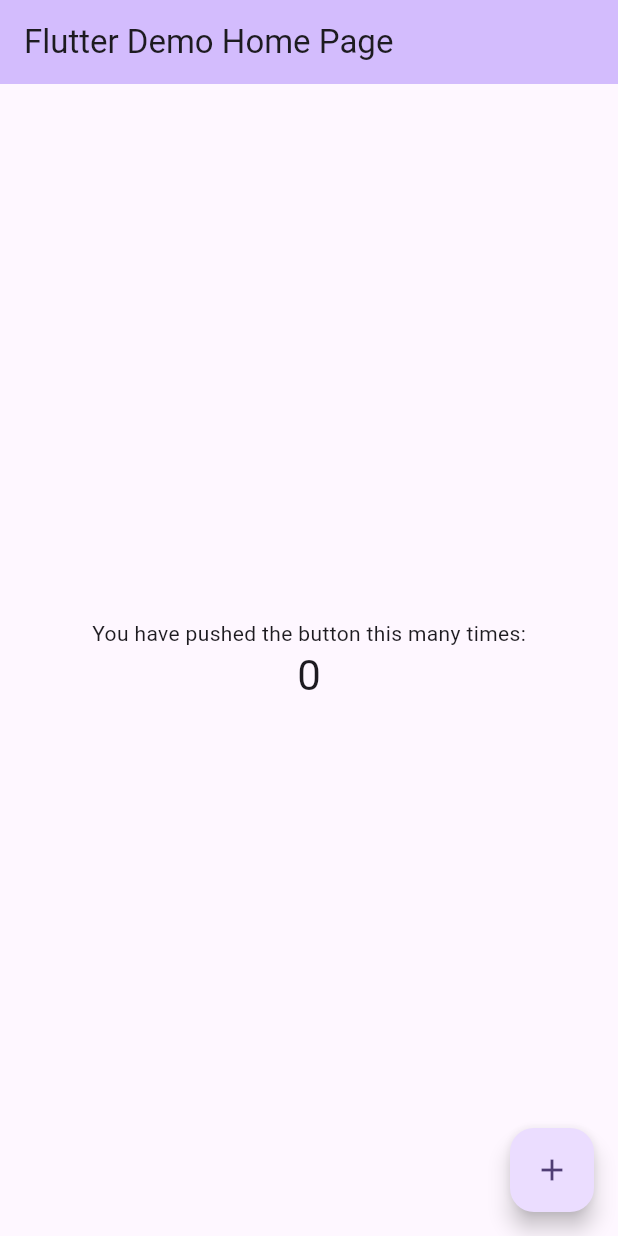
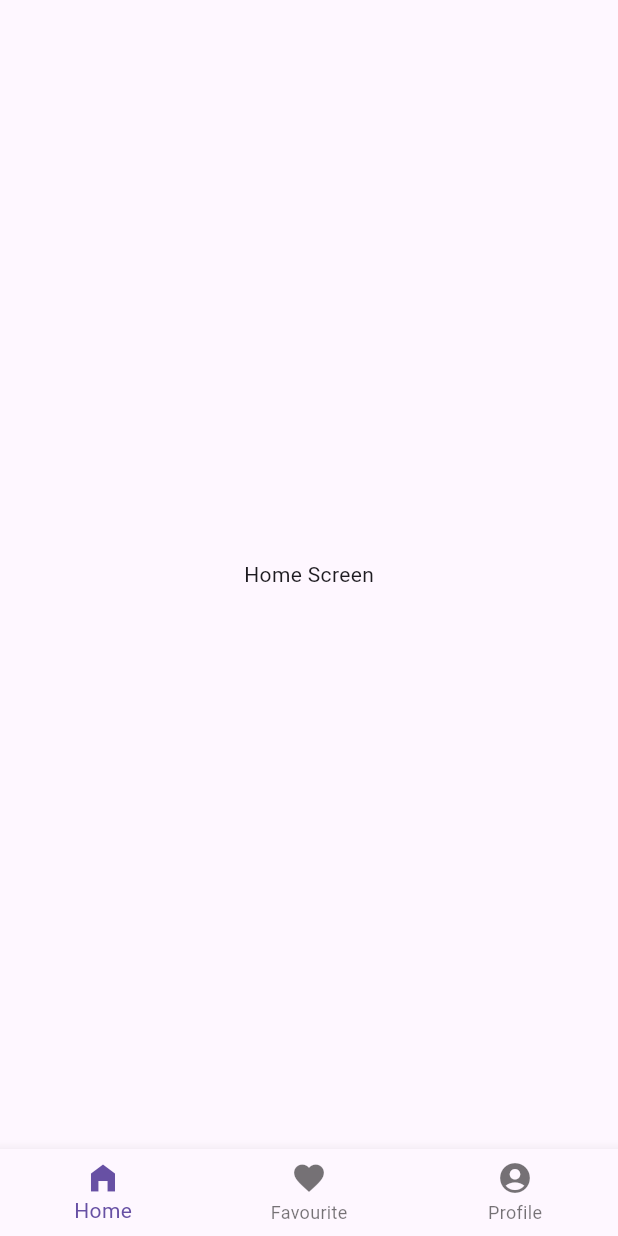
Before and after one commit to nightmare1102/movies-app.tuantq, a Flutter app: the screen it shows after launch, on a phone screen of 412 x 824 dp. Run offline on Flutter 3.47's test engine with Material 3 defaults, Android fonts, the phone set to English and light mode, and no system bars; our stand-ins replace auto_route.

Commit message:
feat: implement navigation and create screen template

```diff
--- a/lib/main.dart
+++ b/lib/main.dart
@@ -1,125 +1,6 @@
 import 'package:flutter/material.dart';
+import 'package:movie_app/presenter/pages/app.dart';
 
 void main() {
-  runApp(const MyApp());
+  runApp(App());
 }
-
-class MyApp extends StatelessWidget {
-  const MyApp({super.key});
-
-  // This widget is the root of your application.
-  @override
-  Widget build(BuildContext context) {
-    return MaterialApp(
-      title: 'Flutter Demo',
-      theme: ThemeData(
-        // This is the theme of your application.
-        //
-        // TRY THIS: Try running your application with "flutter run". You'll see
-        // the application has a purple toolbar. Then, without quitting the app,
-        // try changing the seedColor in the colorScheme below to Colors.green
-        // and then invoke "hot reload" (save your changes or press the "hot
-        // reload" button in a Flutter-supported IDE, or press "r" if you used
-        // the command line to start the app).
-        //
-        // Notice that the counter didn't reset back to zero; the application
-        // state is not lost during the reload. To reset the state, use hot
-        // restart instead.
-        //
-        // This works for code too, not just values: Most code changes can be
-        // tested with just a hot reload.
-        colorScheme: ColorScheme.fromSeed(seedColor: Colors.deepPurple),
-        useMaterial3: true,
-      ),
-      home: const MyHomePage(title: 'Flutter Demo Home Page'),
-    );
-  }
-}
-
-class MyHomePage extends StatefulWidget {
-  const MyHomePage({super.key, required this.title});
-
-  // This widget is the home page of your application. It is stateful, meaning
-  // that it has a State object (defined below) that contains fields that affect
-  // how it looks.
-
-  // This class is the configuration for the state. It holds the values (in this
-  // case the title) provided by the parent (in this case the App widget) and
-  // used by the build method of the State. Fields in a Widget subclass are
-  // always marked "final".
-
-  final String title;
-
-  @override
-  State<MyHomePage> createState() => _MyHomePageState();
-}
-
-class _MyHomePageState extends State<MyHomePage> {
-  int _counter = 0;
-
-  void _incrementCounter() {
-    setState(() {
-      // This call to setState tells the Flutter framework that something has
-      // changed in this State, which causes it to rerun the build method below
-      // so that the display can reflect the updated values. If we changed
-      // _counter without calling setState(), then the build method would not be
-      // called again, and so nothing would appear to happen.
-      _counter++;
-    });
-  }
-
-  @override
-  Widget build(BuildContext context) {
-    // This method is rerun every time setState is called, for instance as done
-    // by the _incrementCounter method above.
-    //
-    // The Flutter framework has been optimized to make rerunning build methods
-    // fast, so that you can just rebuild anything that needs updating rather
-    // than having to individually change instances of widgets.
-    return Scaffold(
-      appBar: AppBar(
-        // TRY THIS: Try changing the color here to a specific color (to
-        // Colors.amber, perhaps?) and trigger a hot reload to see the AppBar
-        // change color while the other colors stay the same.
-        backgroundColor: Theme.of(context).colorScheme.inversePrimary,
-        // Here we take the value from the MyHomePage object that was created by
-        // the App.build method, and use it to set our appbar title.
-        title: Text(widget.title),
-      ),
-      body: Center(
-        // Center is a layout widget. It takes a single child and positions it
-        // in the middle of the parent.
-        child: Column(
-          // Column is also a layout widget. It takes a list of children and
-          // arranges them vertically. By default, it sizes itself to fit its
-          // children horizontally, and tries to be as tall as its parent.
-          //
-          // Column has various properties to control how it sizes itself and
-          // how it positions its children. Here we use mainAxisAlignment to
-          // center the children vertically; the main axis here is the vertical
-          // axis because Columns are vertical (the cross axis would be
-          // horizontal).
-          //
-          // TRY THIS: Invoke "debug painting" (choose the "Toggle Debug Paint"
-          // action in the IDE, or press "p" in the console), to see the
-          // wireframe for each widget.
-          mainAxisAlignment: MainAxisAlignment.center,
-          children: <Widget>[
-            const Text(
-              'You have pushed the button this many times:',
-            ),
-            Text(
-              '$_counter',
-              style: Theme.of(context).textTheme.headlineMedium,
-            ),
-          ],
-        ),
-      ),
-      floatingActionButton: FloatingActionButton(
-        onPressed: _incrementCounter,
-        tooltip: 'Increment',
-        child: const Icon(Icons.add),
-      ), // This trailing comma makes auto-formatting nicer for build methods.
-    );
-  }
-}
--- /dev/null
+++ b/lib/presenter/navigation/navigation.dart
@@ -0,0 +1,23 @@
+import 'package:auto_route/auto_route.dart';
+import 'package:movie_app/presenter/pages/dashboard/dashboard.dart';
+import 'package:movie_app/presenter/pages/dashboard/favourite/favourite.screen.dart';
+import 'package:movie_app/presenter/pages/dashboard/home/home.screen.dart';
+import 'package:movie_app/presenter/pages/dashboard/profile/profile.screen.dart';
+
+part 'navigation.gr.dart';
+
+@AutoRouterConfig(replaceInRouteName: 'Page|Screen,Route')
+class AppRouter extends _$AppRouter {
+
+  @override
+  final List<AutoRoute> routes = [
+    AutoRoute(path: '/', page: DashboardRoute.page, children: [
+      AutoRoute(path: 'home', page: HomeRoute.page, initial: true),
+      AutoRoute(path: 'favourite', page: FavRoute.page),
+      AutoRoute(path: 'profile', page: ProfileRoute.page),
+    ]),
+  ];
+
+  @override
+  RouteType get defaultRouteType => const RouteType.material();
+}
--- /dev/null
+++ b/lib/presenter/pages/app.dart
@@ -0,0 +1,22 @@
+import 'package:auto_route/auto_route.dart';
+import 'package:flutter/material.dart';
+import 'package:movie_app/presenter/navigation/navigation.dart';
+
+class App extends StatelessWidget {
+  final _appRouter = AppRouter();
+
+  App({super.key});
+
+  @override
+  Widget build(BuildContext context) {
+    return MaterialApp.router(
+      debugShowCheckedModeBanner: false,
+      title: "Movie App",
+      routerConfig: _appRouter.config(
+        navigatorObservers: () => [
+          AutoRouteObserver(),
+        ],
+      ),
+    );
+  }
+}
--- /dev/null
+++ b/lib/presenter/pages/dashboard/dashboard.dart
@@ -0,0 +1,51 @@
+import 'package:auto_route/auto_route.dart';
+import 'package:flutter/material.dart';
+import 'package:movie_app/presenter/navigation/navigation.dart';
+
+@RoutePage()
+class DashboardScreen extends StatefulWidget {
+  const DashboardScreen({super.key});
+
+  @override
+  State<DashboardScreen> createState() => _DashboardScreenState();
+}
+
+class _DashboardScreenState extends State<DashboardScreen> {
+  @override
+  Widget build(BuildContext context) {
+    return AutoTabsScaffold(
+      routes: const [
+        HomeRoute(),
+        FavRoute(),
+        ProfileRoute(),
+      ],
+      bottomNavigationBuilder: (context, tabsRouter) => BottomNavigationBar(
+        currentIndex: tabsRouter.activeIndex,
+        onTap: tabsRouter.setActiveIndex,
+        items: const [
+          BottomNavigationBarItem(
+            icon: Icon(
+              Icons.home_filled,
+              size: 24,
+            ),
+            label: "Home",
+          ),
+          BottomNavigationBarItem(
+            icon: Icon(
+              Icons.favorite,
+              size: 24,
+            ),
+            label: "Favourite",
+          ),
+          BottomNavigationBarItem(
+            icon: Icon(
+              Icons.account_circle,
+              size: 24,
+            ),
+            label: "Profile",
+          ),
+        ],
+      ),
+    );
+  }
+}
--- /dev/null
+++ b/lib/presenter/pages/dashboard/favourite/favourite.screen.dart
@@ -0,0 +1,23 @@
+import 'package:auto_route/auto_route.dart';
+import 'package:flutter/material.dart';
+
+@RoutePage()
+class FavScreen extends StatefulWidget {
+  const FavScreen({super.key});
+
+  @override
+  State<FavScreen> createState() => _FavScreenState();
+}
+
+class _FavScreenState extends State<FavScreen> {
+  @override
+  Widget build(BuildContext context) {
+    return Scaffold(
+      body: Container(
+        child: Center(
+          child: Text("Favourite Screen"),
+        ),
+      ),
+    );
+  }
+}
--- /dev/null
+++ b/lib/presenter/pages/dashboard/home/home.screen.dart
@@ -0,0 +1,23 @@
+import 'package:auto_route/auto_route.dart';
+import 'package:flutter/material.dart';
+
+@RoutePage()
+class HomeScreen extends StatefulWidget {
+  const HomeScreen({super.key});
+
+  @override
+  State<HomeScreen> createState() => _HomeScreenState();
+}
+
+class _HomeScreenState extends State<HomeScreen> {
+  @override
+  Widget build(BuildContext context) {
+    return Scaffold(
+      body: Container(
+        child: Center(
+          child: Text("Home Screen"),
+        ),
+      ),
+    );
+  }
+}
--- /dev/null
+++ b/lib/presenter/pages/dashboard/profile/profile.screen.dart
@@ -0,0 +1,23 @@
+import 'package:auto_route/auto_route.dart';
+import 'package:flutter/material.dart';
+
+@RoutePage()
+class ProfileScreen extends StatefulWidget {
+  const ProfileScreen({super.key});
+
+  @override
+  State<ProfileScreen> createState() => _ProfileScreenState();
+}
+
+class _ProfileScreenState extends State<ProfileScreen> {
+  @override
+  Widget build(BuildContext context) {
+    return Scaffold(
+      body: Container(
+        child: Center(
+          child: Text("Profile Screen"),
+        ),
+      ),
+    );
+  }
+}
```
Also changed, not shown: pubspec.yaml (+23 -0 lines), lib/presenter/navigation/navigation.gr.dart (added), pubspec.lock, 3 other files.
